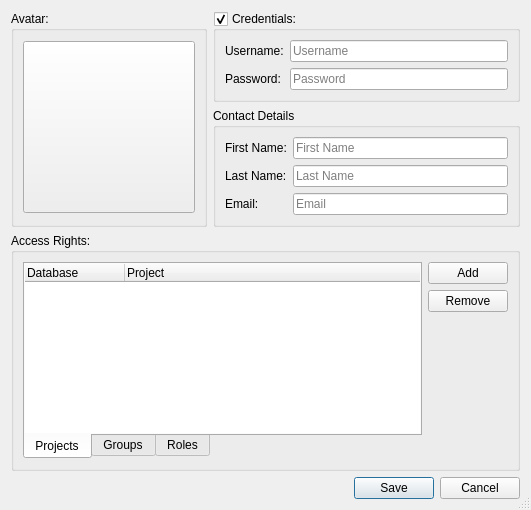
Qt form forms/repodialoguser.ui (3drepo/3drepogui) before a commit.
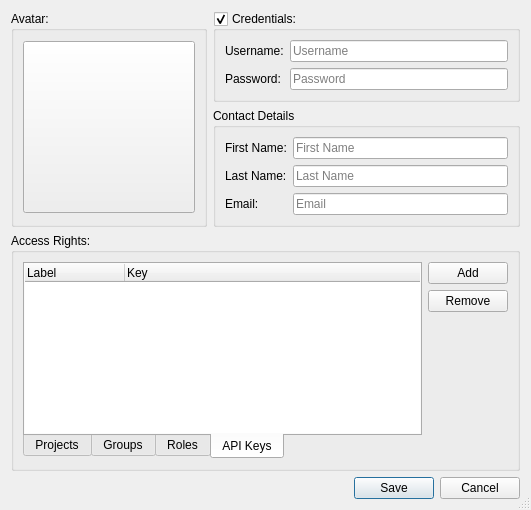
The same form after that commit. The open tabs and pages were chosen to show the change.

Commit message: Added support for API keys generation in user manager.

What changed in the file:
```diff
--- a/forms/repodialoguser.ui
+++ b/forms/repodialoguser.ui
@@ -429,6 +429,63 @@
           </item>
          </layout>
         </widget>
+        <widget class="QWidget" name="apiKeysTab">
+         <attribute name="title">
+          <string>API Keys</string>
+         </attribute>
+         <layout class="QHBoxLayout" name="horizontalLayout">
+          <property name="spacing">
+           <number>0</number>
+          </property>
+          <property name="leftMargin">
+           <number>0</number>
+          </property>
+          <property name="topMargin">
+           <number>0</number>
+          </property>
+          <property name="rightMargin">
+           <number>0</number>
+          </property>
+          <property name="bottomMargin">
+           <number>0</number>
+          </property>
+          <item>
+           <widget class="QTreeWidget" name="apiKeysTreeWidget">
+            <property name="frameShape">
+             <enum>QFrame::NoFrame</enum>
+            </property>
+            <property name="frameShadow">
+             <enum>QFrame::Plain</enum>
+            </property>
+            <property name="lineWidth">
+             <number>0</number>
+            </property>
+            <property name="editTriggers">
+             <set>QAbstractItemView::AllEditTriggers</set>
+            </property>
+            <property name="showDropIndicator" stdset="0">
+             <bool>false</bool>
+            </property>
+            <property name="alternatingRowColors">
+             <bool>true</bool>
+            </property>
+            <property name="rootIsDecorated">
+             <bool>false</bool>
+            </property>
+            <column>
+             <property name="text">
+              <string>Label</string>
+             </property>
+            </column>
+            <column>
+             <property name="text">
+              <string>Key</string>
+             </property>
+            </column>
+           </widget>
+          </item>
+         </layout>
+        </widget>
        </widget>
       </item>
       <item>
```
Left out of the diff: 3 changed lines with no effect on the pictures. The commit also changes 2 other files.
